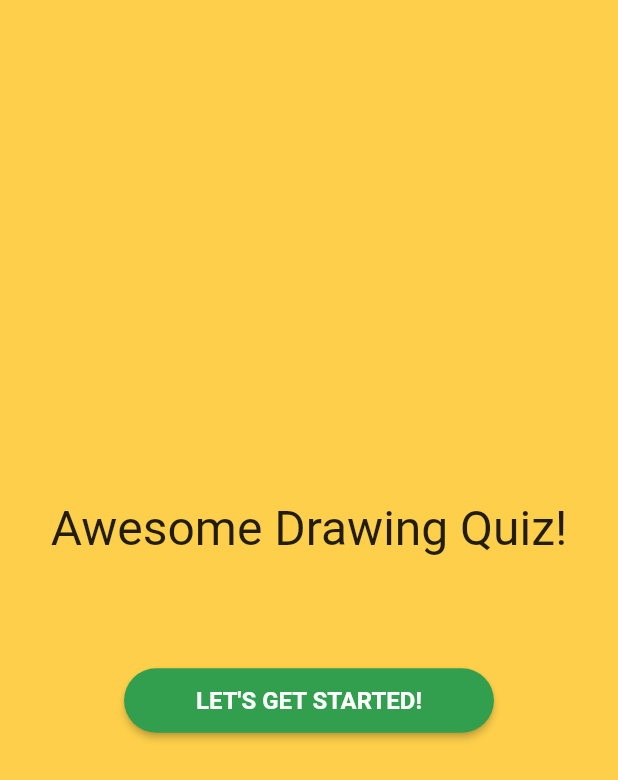
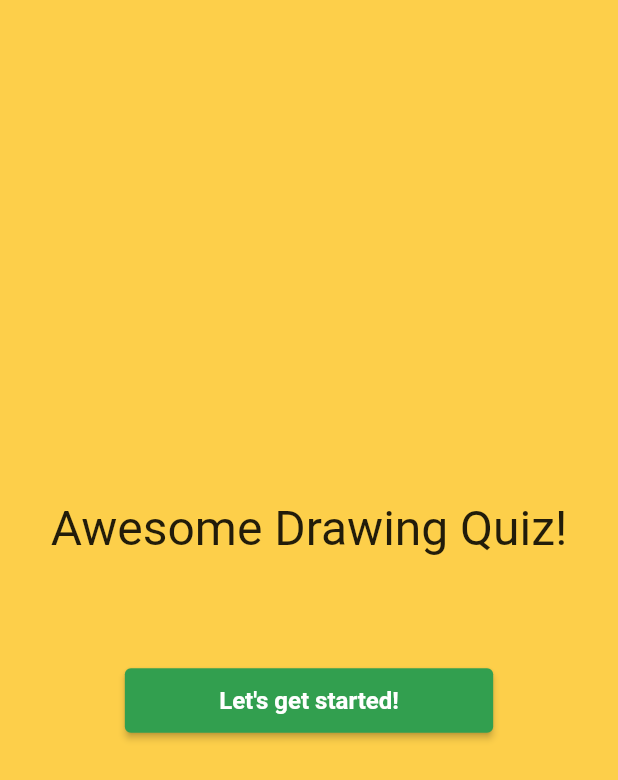
Before and after one commit to googleads/admob-ads-in-flutter, a Flutter app: the screen it shows after launch, on a phone screen of 412 x 824 dp. Shown: the top 780 px of the screen. Run offline on Flutter 3.47's test engine with Material 2 defaults, Android fonts, the phone set to English and light mode, and no system bars; our stand-ins replace google_fonts, google_mobile_ads; Roboto replaces fonts that are missing (Acme).

Commit message:
Migrate to google_mobile_ads package

```diff
--- a/complete/lib/ad_manager.dart
+++ b/complete/lib/ad_helper.dart
@@ -14,45 +14,35 @@
 
 import 'dart:io';
 
-class AdManager {
-
-  static String get appId {
-    if (Platform.isAndroid) {
-      return "ca-app-pub-3940256099942544~4354546703";
-    } else if (Platform.isIOS) {
-      return "ca-app-pub-3940256099942544~2594085930";
-    } else {
-      throw new UnsupportedError("Unsupported platform");
-    }
-  }
+class AdHelper {
 
   static String get bannerAdUnitId {
     if (Platform.isAndroid) {
-      return "ca-app-pub-3940256099942544/8865242552";
+      return 'ca-app-pub-3940256099942544/6300978111';
     } else if (Platform.isIOS) {
-      return "ca-app-pub-3940256099942544/4339318960";
+      return 'ca-app-pub-3940256099942544/2934735716';
     } else {
-      throw new UnsupportedError("Unsupported platform");
+      throw new UnsupportedError('Unsupported platform');
     }
   }
 
   static String get interstitialAdUnitId {
     if (Platform.isAndroid) {
-      return "ca-app-pub-3940256099942544/7049598008";
+      return 'ca-app-pub-3940256099942544/7049598008';
     } else if (Platform.isIOS) {
-      return "ca-app-pub-3940256099942544/3964253750";
+      return 'ca-app-pub-3940256099942544/3964253750';
     } else {
-      throw new UnsupportedError("Unsupported platform");
+      throw new UnsupportedError('Unsupported platform');
     }
   }
 
   static String get rewardedAdUnitId {
     if (Platform.isAndroid) {
-      return "ca-app-pub-3940256099942544/8673189370";
+      return 'ca-app-pub-3940256099942544/8673189370';
     } else if (Platform.isIOS) {
-      return "ca-app-pub-3940256099942544/7552160883";
+      return 'ca-app-pub-3940256099942544/7552160883';
     } else {
-      throw new UnsupportedError("Unsupported platform");
+      throw new UnsupportedError('Unsupported platform');
     }
   }
 }
--- a/complete/lib/drawing.dart
+++ b/complete/lib/drawing.dart
@@ -58,7 +58,7 @@ class Drawing {
 }
 
 class Stroke {
-  List<Point> _points;
+  late List<Point> _points;
 
   List<Point> get points => _points;
 
@@ -69,7 +69,7 @@ class Stroke {
   Stroke._fromCoordinatesList(List<int> xCoords, List<int> yCoords) {
     assert(xCoords.length == yCoords.length);
 
-    List<Point<double>> pts = new List<Point<double>>();
+    List<Point<double>> pts = [];
     for (int i = 0; i < xCoords.length; i++) {
       pts.add(Point(xCoords[i].toDouble(), yCoords[i].toDouble()));
     }
--- a/complete/lib/home_route.dart
+++ b/complete/lib/home_route.dart
@@ -12,11 +12,11 @@
 // See the License for the specific language governing permissions and
 // limitations under the License.
 
-// COMPLETE: Import ad_manager.dart
-import 'package:awesome_drawing_quiz/ad_manager.dart';
 import 'package:awesome_drawing_quiz/app_theme.dart';
-import 'package:firebase_admob/firebase_admob.dart';
 import 'package:flutter/material.dart';
+
+// COMPLETE: Import google_mobile_ads.dart
+import 'package:google_mobile_ads/google_mobile_ads.dart';
 
 class HomeRoute extends StatefulWidget {
   @override
@@ -29,9 +29,13 @@ class _HomeRouteState extends State<HomeRoute> {
     return Scaffold(
       backgroundColor: AppTheme.primary,
       body: FutureBuilder<void>(
-        future: _initAdMob(),
+        future: _initGoogleMobileAds(),
         builder: (BuildContext context, AsyncSnapshot<void> snapshot) {
-          List<Widget> children = <Widget>[
+          return Center(
+            child: Column(
+              mainAxisAlignment: MainAxisAlignment.center,
+              crossAxisAlignment: CrossAxisAlignment.center,
+              children: [
                 Text(
                   "Awesome Drawing Quiz!",
                   style: TextStyle(
@@ -42,41 +46,35 @@ class _HomeRouteState extends State<HomeRoute> {
                 Padding(
                   padding: const EdgeInsets.only(bottom: 72),
                 ),
-          ];
-
-          if (snapshot.hasData) {
-            children.add(RaisedButton(
-              color: Theme.of(context).accentColor,
-              child: Text(
-                "Let's get started!".toUpperCase(),
+                if (snapshot.hasData)
+                  ElevatedButton(
+                    child: Padding(
+                      padding: const EdgeInsets.symmetric(
+                        horizontal: 48.0,
+                        vertical: 12.0,
                       ),
-              padding: EdgeInsets.symmetric(
-                vertical: 12,
-                horizontal: 48,
+                      child: Text('Let\'s get started!'),
                     ),
-              onPressed: () => Navigator.of(context).pushNamed('/game'),
-            ));
-          } else if (snapshot.hasError) {
-            children.addAll(<Widget>[
+                    style: ElevatedButton.styleFrom(
+                      primary: Theme.of(context).accentColor,
+                    ),
+                    onPressed: () {
+                      Navigator.of(context).pushNamed('/game');
+                    },
+                  )
+                else if (snapshot.hasError)
                   Icon(
                     Icons.error_outline,
                     color: Colors.red,
                     size: 60,
-              ),
-            ]);
-          } else {
-            children.add(SizedBox(
+                  )
+                else
+                  SizedBox(
                     child: CircularProgressIndicator(),
                     width: 48,
                     height: 48,
-            ));
-          }
-
-          return Center(
-            child: Column(
-              mainAxisAlignment: MainAxisAlignment.center,
-              crossAxisAlignment: CrossAxisAlignment.center,
-              children: children,
+                  ),
+              ],
             ),
           );
         },
@@ -84,7 +82,9 @@ class _HomeRouteState extends State<HomeRoute> {
     );
   }
 
-  Future<void> _initAdMob() {
-    return FirebaseAdMob.instance.initialize(appId: AdManager.appId);
+  // COMPLETE: Change return type to Future<InitializationStatus>
+  Future<InitializationStatus> _initGoogleMobileAds() {
+    // TODO: Initialize Google Mobile Ads SDK
+    return MobileAds.instance.initialize();
   }
 }
--- a/starter/lib/home_route.dart
+++ b/starter/lib/home_route.dart
@@ -12,10 +12,10 @@
 // See the License for the specific language governing permissions and
 // limitations under the License.
 
-// TODO: Import ad_manager.dart
-
 import 'package:awesome_drawing_quiz/app_theme.dart';
 import 'package:flutter/material.dart';
+
+// TODO: Import google_mobile_ads.dart
 
 class HomeRoute extends StatefulWidget {
   @override
@@ -28,9 +28,13 @@ class _HomeRouteState extends State<HomeRoute> {
     return Scaffold(
       backgroundColor: AppTheme.primary,
       body: FutureBuilder<void>(
-        future: _initAdMob(),
+        future: _initGoogleMobileAds(),
         builder: (BuildContext context, AsyncSnapshot<void> snapshot) {
-          List<Widget> children = <Widget>[
+          return Center(
+            child: Column(
+              mainAxisAlignment: MainAxisAlignment.center,
+              crossAxisAlignment: CrossAxisAlignment.center,
+              children: [
                 Text(
                   "Awesome Drawing Quiz!",
                   style: TextStyle(
@@ -41,41 +45,35 @@ class _HomeRouteState extends State<HomeRoute> {
                 Padding(
                   padding: const EdgeInsets.only(bottom: 72),
                 ),
-          ];
-
-          if (snapshot.hasData) {
-            children.add(RaisedButton(
-              color: Theme.of(context).accentColor,
-              child: Text(
-                "Let's get started!".toUpperCase(),
+                if (snapshot.hasData)
+                  ElevatedButton(
+                    child: Padding(
+                      padding: const EdgeInsets.symmetric(
+                        horizontal: 48.0,
+                        vertical: 12.0,
                       ),
-              padding: EdgeInsets.symmetric(
-                vertical: 12,
-                horizontal: 48,
+                      child: Text('Let\'s get started!'),
                     ),
-              onPressed: () => Navigator.of(context).pushNamed('/game'),
-            ));
-          } else if (snapshot.hasError) {
-            children.addAll(<Widget>[
+                    style: ElevatedButton.styleFrom(
+                      primary: Theme.of(context).accentColor,
+                    ),
+                    onPressed: () {
+                      Navigator.of(context).pushNamed('/game');
+                    },
+                  )
+                else if (snapshot.hasError)
                   Icon(
                     Icons.error_outline,
                     color: Colors.red,
                     size: 60,
-              ),
-            ]);
-          } else {
-            children.add(SizedBox(
+                  )
+                else
+                  SizedBox(
                     child: CircularProgressIndicator(),
                     width: 48,
                     height: 48,
-            ));
-          }
-
-          return Center(
-            child: Column(
-              mainAxisAlignment: MainAxisAlignment.center,
-              crossAxisAlignment: CrossAxisAlignment.center,
-              children: children,
+                  ),
+              ],
             ),
           );
         },
@@ -83,8 +81,9 @@ class _HomeRouteState extends State<HomeRoute> {
     );
   }
 
-  Future<void> _initAdMob() {
-    // TODO: Initialize AdMob SDK
+  // TODO: Change return type to Future<InitializationStatus>
+  Future<void> _initGoogleMobileAds() {
+    // TODO: Initialize Google Mobile Ads SDK
     return Future.value({});
   }
 }
```
Also changed, not shown: complete/lib/drawing_painter.dart (+11 -11 lines), complete/lib/game_route.dart (+133 -129 lines), complete/lib/main.dart (+6 -2 lines), complete/lib/quiz_manager.dart (+5 -6 lines), complete/pubspec.yaml (+7 -5 lines), starter/lib/game_route.dart (+20 -27 lines), complete/pubspec.lock, 15 other files. Lines whose indentation alone changed are shown as unchanged.
